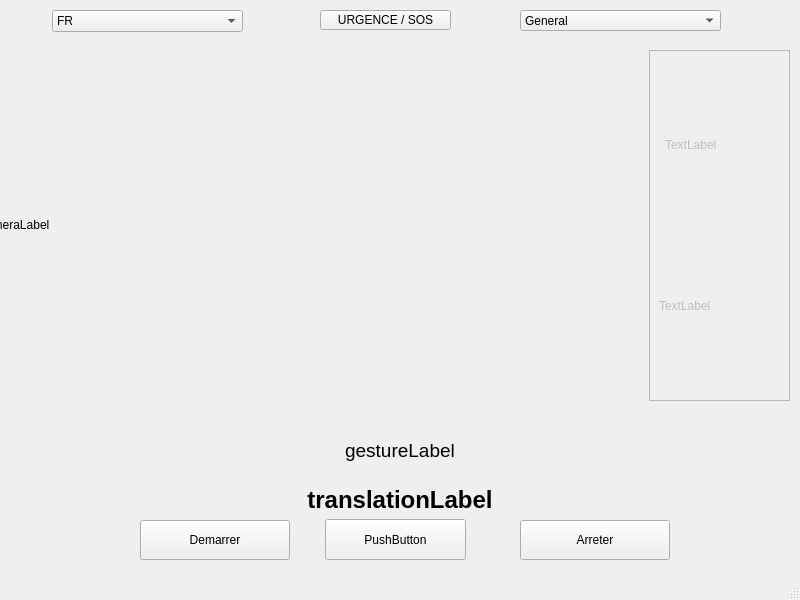
Before: the Qt Designer form mainwindow.ui in bouchnafoumayma-gif/GestureTranslator, drawn with Qt 5.
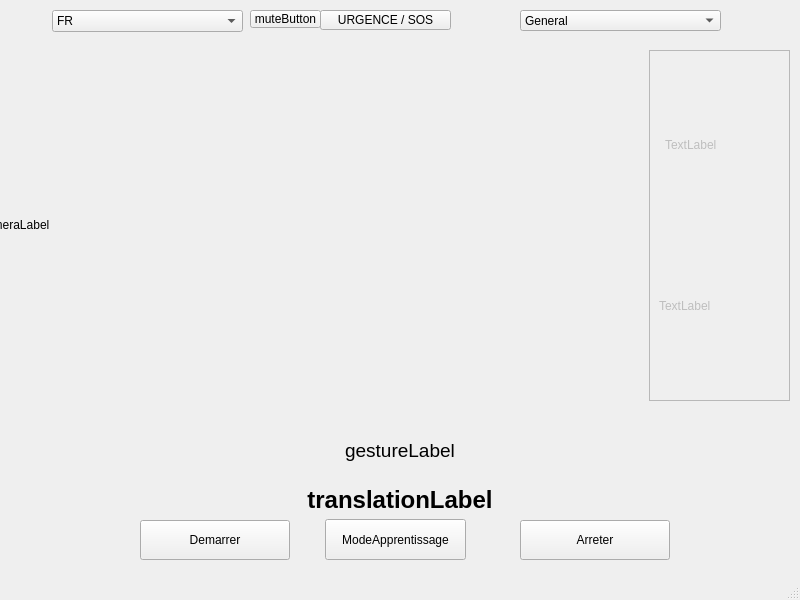
After: the same form once the commit is applied.

```diff
--- a/mainwindow.ui
+++ b/mainwindow.ui
@@ -217,7 +217,20 @@
      </rect>
     </property>
     <property name="text">
-     <string>PushButton</string>
+     <string>ModeApprentissage</string>
+    </property>
+   </widget>
+   <widget class="QPushButton" name="muteButton">
+    <property name="geometry">
+     <rect>
+      <x>250</x>
+      <y>10</y>
+      <width>71</width>
+      <height>18</height>
+     </rect>
+    </property>
+    <property name="text">
+     <string>muteButton</string>
     </property>
    </widget>
   </widget>
```
